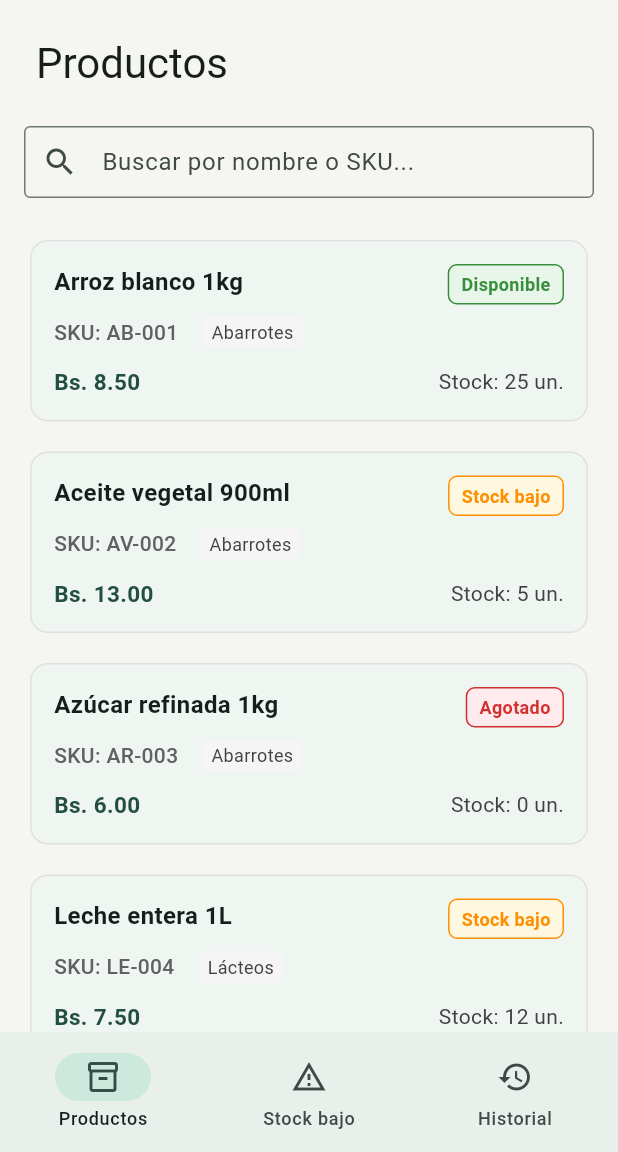
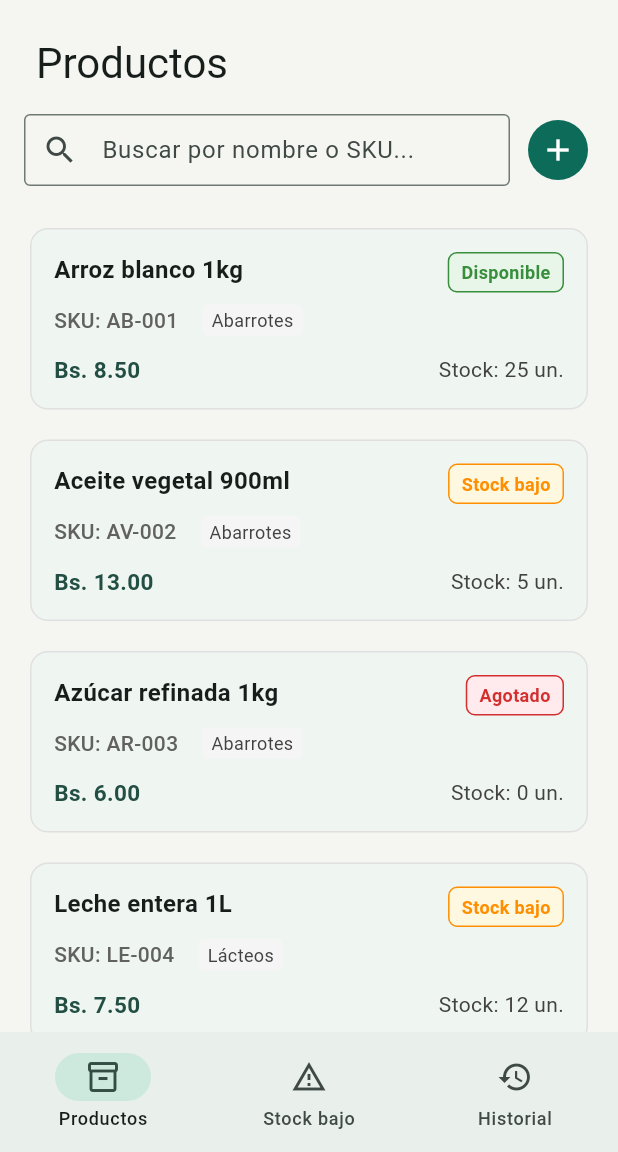
Before and after one commit to Acea77IsTaken/SQA-Movil, a Flutter app: the screen it shows after launch, on a phone screen of 412 x 824 dp, the part 84-1236 px from its top. Run offline on Flutter 3.47's test engine with Material 3 defaults, Android fonts, the phone set to English and light mode, and no system bars.

Commit message:
feat(issue-3): enlazar boton de registro rapido en el catalogo

```diff
--- a/lib/screens/product_list_screen.dart
+++ b/lib/screens/product_list_screen.dart
@@ -1,6 +1,7 @@
 import 'package:flutter/material.dart';
 import '../models/product.dart';
 import '../services/inventory_repository.dart';
+import 'register_product_screen.dart';
 
 class ProductListScreen extends StatefulWidget {
   final InventoryRepository repository;
@@ -29,6 +30,17 @@ class _ProductListScreenState extends State<ProductListScreen> {
     setState(() {
       _searchQuery = '';
     });
+  }
+
+  Future<void> _navigateToRegister() async {
+    final result = await Navigator.of(context).push<Product>(
+      MaterialPageRoute(
+        builder: (_) => RegisterProductScreen(repository: widget.repository),
+      ),
+    );
+    if (result != null) {
+      setState(() {});
+    }
   }
 
   Color _getStatusColor(StockStatus status) {
@@ -61,7 +73,10 @@ class _ProductListScreenState extends State<ProductListScreen> {
     return Column(
       children: [
         Padding(
-          padding: const EdgeInsets.fromLTRB(16, 16, 16, 8),
+          padding: const EdgeInsets.fromLTRB(16, 8, 16, 8),
+          child: Row(
+            children: [
+              Expanded(
                 child: TextField(
                   key: const Key('product_search_field'),
                   controller: _searchController,
@@ -82,6 +97,16 @@ class _ProductListScreenState extends State<ProductListScreen> {
                         : null,
                     contentPadding: const EdgeInsets.symmetric(horizontal: 16),
                   ),
+                ),
+              ),
+              const SizedBox(width: 8),
+              IconButton.filled(
+                key: const Key('open_register_product_button'),
+                icon: const Icon(Icons.add),
+                tooltip: 'Registrar producto',
+                onPressed: _navigateToRegister,
+              ),
+            ],
           ),
         ),
         Expanded(
```
Lines whose indentation alone changed are shown as unchanged.
